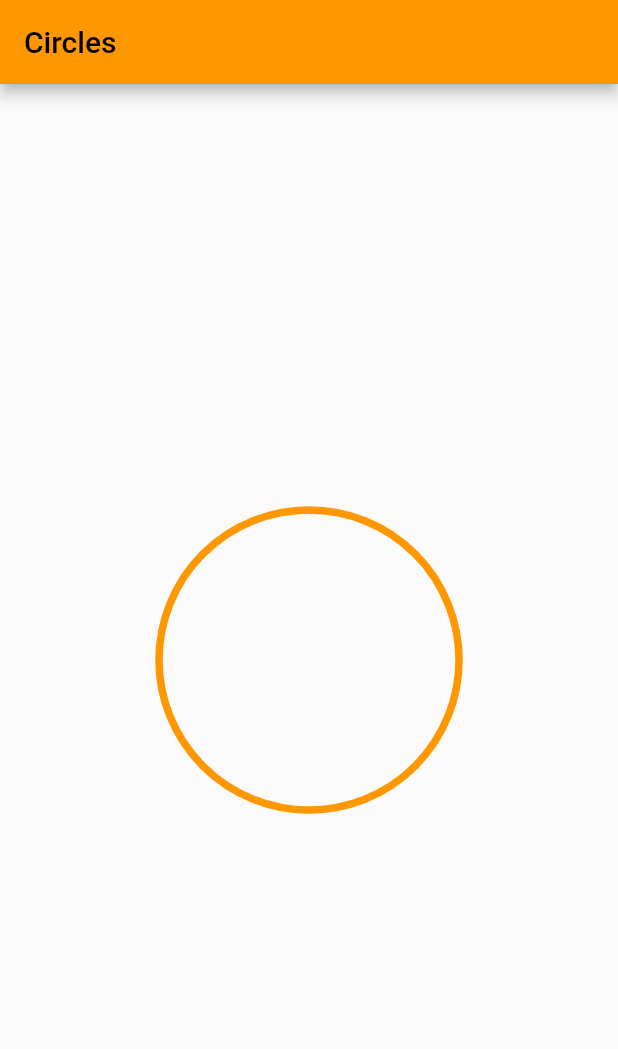
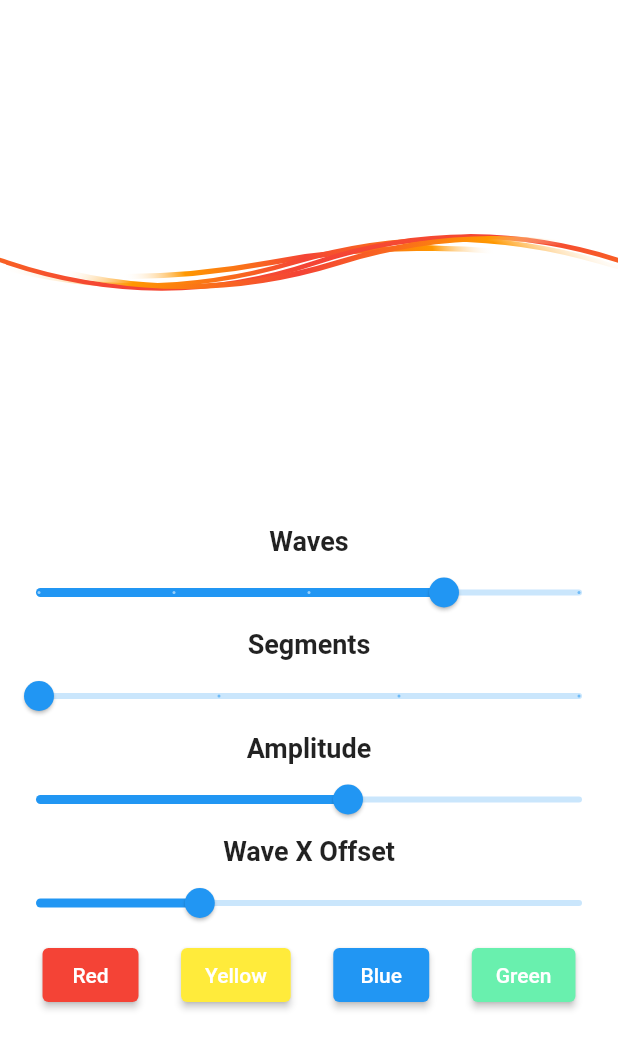
Before and after one commit to marco906/FloatingWaves, a Flutter app: the screen it shows after launch, on a phone screen of 412 x 824 dp. Shown: the top 1049 px of the screen. Run offline on Flutter 3.47's test engine with Material 2 defaults, Android fonts, the phone set to English and light mode, and no system bars.

```diff
--- /dev/null
+++ b/lib/WavePainter.dart
@@ -0,0 +1,94 @@
+import 'package:flutter/material.dart';
+import 'dart:math';
+
+// Custom Painter Class
+class WavePinter extends CustomPainter {
+  final double time;
+  final double waves;
+  final double segments;
+  final double amplitude;
+  final double waveHorOffset;
+  final Color primColor;
+  final Color secColor;
+
+  WavePinter(
+      {required this.time,
+      required this.waves,
+      required this.segments,
+      required this.amplitude,
+      required this.waveHorOffset,
+      required this.primColor,
+      required this.secColor});
+  @override
+  void paint(Canvas canvas, Size size) {
+    var path = Path();
+    // Additional Parameters
+    const amplitudeVariation = 0.12;
+    const waveVertOffset = 0.0;
+    const waveBaseThickness = 4.0;
+
+    final segmentWidth = size.width / segments;
+    final baseLine = size.height * 0.5;
+    final xShift = size.width * time;
+    final xShift2 = size.width * 1 - time;
+
+    // Draw single wave
+    void drawWave(double amplitude, double horShift, double baseShift, double timeShift) {
+      var wavePath = Path();
+      final ampltudeScale = sin(time * 2 * pi + timeShift * pi);
+      final waveBaseline = baseLine + baseShift;
+
+      void addBezierLine(double start, double widthFraction, double offset, int direction) {
+        wavePath.quadraticBezierTo(start + segmentWidth * (widthFraction + offset), waveBaseline + amplitude * ampltudeScale * direction,
+            start + segmentWidth * (2 * widthFraction + offset), waveBaseline);
+      }
+
+      // Add Bezier points for segments
+      for (var x = 1; x <= segments; x++) {
+        final startPoint = (x - 1) * segmentWidth;
+        wavePath.moveTo(startPoint, waveBaseline);
+        addBezierLine(startPoint, 0.25, 0, 1);
+        addBezierLine(startPoint, 0.25, 0.5, -1);
+      }
+
+      // x shift path over time
+      path.addPath(wavePath, Offset(horShift, 0));
+      path.addPath(wavePath, Offset(-(size.width - horShift), 0));
+    }
+
+    // Draw all waves
+    for (var w = 0; w < waves; w++) {
+      final variation = 1 - (w * amplitudeVariation);
+      drawWave(amplitude * variation, w * waveHorOffset, w * waveVertOffset, variation);
+      path = path.shift(Offset(xShift, 0));
+      path.addPath(path, Offset(-xShift2, 0));
+
+      // Create the paint and draw
+      final paint = createPaint(primColor, secColor, waveBaseThickness, size, variation);
+      canvas.drawPath(path, paint);
+
+      // reset path
+      path = Path();
+    }
+  }
+
+  Paint createPaint(Color primaryColor, Color secondaryColor, double baseStroke, Size size, double variation) {
+    final clear = Colors.white.withOpacity(0);
+    final strokeVariation = sin((time + variation) * 2 * pi) * baseStroke * 0.3;
+    var paint = Paint()
+      ..strokeWidth = baseStroke + strokeVariation
+      ..style = PaintingStyle.stroke
+      ..isAntiAlias = true
+      ..shader = LinearGradient(
+              colors: [clear, secondaryColor, primaryColor, secondaryColor, clear],
+              stops: const [0.2, 0.3, 0.5, 0.7, 0.8],
+              transform: GradientRotation(time * pi + 2 * (variation + 1) * pi))
+          .createShader(Rect.fromCircle(center: Offset(size.width / 2, size.height / 2), radius: size.width / 2));
+    return paint;
+  }
+
+  @override
+  bool shouldRepaint(covariant WavePinter oldDelegate) {
+    return oldDelegate.time != time;
+  }
+}
--- a/lib/main.dart
+++ b/lib/main.dart
@@ -1,4 +1,5 @@
 import 'package:flutter/material.dart';
+import 'WavePainter.dart';
 
 void main() => runApp(MyApp());
 
@@ -8,49 +9,182 @@ class MyApp extends StatelessWidget {
     return MaterialApp(
       title: 'Flutter Custom Painter',
       theme: ThemeData(
-        primarySwatch: Colors.orange,
+        primarySwatch: Colors.blue,
       ),
-      home: MyPainter(),
+      home: const WaveDemo(),
     );
   }
 }
 
-class MyPainter extends StatelessWidget {
+class WaveDemo extends StatefulWidget {
+  const WaveDemo({Key? key}) : super(key: key);
+
+  @override
+  State<WaveDemo> createState() => _WaveDemoState();
+}
+
+class _WaveDemoState extends State<WaveDemo> with SingleTickerProviderStateMixin {
+  // init values
+  double time = 0.0;
+  double waves = 4;
+  double segments = 1;
+  double amplitude = 50;
+  double waveHorOffset = 15;
+  Color primColor = Colors.red;
+  Color secColor = Colors.orange;
+  final period = 1.0;
+  final duration = 4000;
+  late Animation<double> _animation;
+  late AnimationController controller;
+
+  @override
+  void initState() {
+    super.initState();
+    controller = AnimationController(duration: Duration(milliseconds: duration), vsync: this);
+    controller.forward();
+    controller.addStatusListener((status) {
+      setAnimationForStatus(status);
+    });
+  }
+
   @override
   Widget build(BuildContext context) {
+    _animation = Tween(begin: 0.0, end: period).animate(controller)
+      ..addListener(() {
+        setState(() {
+          time = _animation.value;
+        });
+      });
+
     return Scaffold(
-      appBar: AppBar(
-        title: const Text('Circles'),
-      ),
-      body: CustomPaint(
-        painter: ShapePainter(),
-        child: Container(),
+      backgroundColor: Colors.white,
+      body: Column(
+        children: [
+          CustomPaint(
+            size: const Size(double.infinity, 350),
+            painter: WavePinter(
+                time: time,
+                waves: waves,
+                segments: segments,
+                amplitude: amplitude,
+                waveHorOffset: waveHorOffset,
+                primColor: primColor,
+                secColor: secColor),
+          ),
+
+          // Controls for the parameters
+          Column(
+            children: [
+              const Text('Waves', style: TextStyle(fontSize: 18, fontWeight: FontWeight.bold)),
+              Slider(
+                  value: waves,
+                  min: 1,
+                  max: 5,
+                  divisions: 4,
+                  label: waves.toInt().toString(),
+                  onChanged: (double value) {
+                    setState(() {
+                      waves = value;
+                    });
+                  }),
+              const Text('Segments', style: TextStyle(fontSize: 18, fontWeight: FontWeight.bold)),
+              Slider(
+                  value: segments,
+                  min: 1,
+                  max: 4,
+                  divisions: 3,
+                  label: segments.toInt().toString(),
+                  onChanged: (double value) {
+                    setState(() {
+                      segments = value;
+                    });
+                  }),
+              const Text('Amplitude', style: TextStyle(fontSize: 18, fontWeight: FontWeight.bold)),
+              Slider(
+                  value: amplitude,
+                  min: 10,
+                  max: 80,
+                  //divisions: 7,
+                  //label: amplitude.toInt().toString(),
+                  onChanged: (double value) {
+                    setState(() {
+                      amplitude = value;
+                    });
+                  }),
+              const Text('Wave X Offset', style: TextStyle(fontSize: 18, fontWeight: FontWeight.bold)),
+              Slider(
+                  value: waveHorOffset,
+                  min: 0,
+                  max: 50,
+                  onChanged: (double value) {
+                    setState(() {
+                      waveHorOffset = value;
+                    });
+                  }),
+              Row(
+                mainAxisAlignment: MainAxisAlignment.spaceEvenly,
+                children: [
+                  ElevatedButton(
+                      style: ElevatedButton.styleFrom(primary: Colors.red),
+                      child: const Text('Red'),
+                      onPressed: () {
+                        setState(() {
+                          primColor = Colors.red;
+                          secColor = Colors.orange;
+                        });
+                      }),
+                  ElevatedButton(
+                      style: ElevatedButton.styleFrom(primary: Colors.yellow),
+                      child: const Text('Yellow'),
+                      onPressed: () {
+                        setState(() {
+                          primColor = Colors.yellow;
+                          secColor = Colors.yellowAccent.shade100;
+                        });
+                      }),
+                  ElevatedButton(
+                      style: ElevatedButton.styleFrom(primary: Colors.blue),
+                      child: const Text('Blue'),
+                      onPressed: () {
+                        setState(() {
+                          primColor = Colors.blue;
+                          secColor = Colors.lightBlueAccent;
+                        });
+                      }),
+                  ElevatedButton(
+                      style: ElevatedButton.styleFrom(primary: Colors.greenAccent),
+                      child: const Text('Green'),
+                      onPressed: () {
+                        setState(() {
+                          primColor = Colors.greenAccent.shade400;
+                          secColor = Colors.greenAccent;
+                        });
+                      }),
+                ],
+              )
+            ],
+          )
+        ],
       ),
     );
   }
-}
 
-// FOR PAINTING CIRCLES
-class ShapePainter extends CustomPainter {
   @override
-  void paint(Canvas canvas, Size size) {
-    var paint = Paint()
-      ..color = Colors.orange
-      ..strokeWidth = 5
-      ..style = PaintingStyle.stroke
-      ..strokeCap = StrokeCap.round;
-
-    var path = Path();
-
-    path.addOval(Rect.fromCircle(
-      center: Offset(size.width / 2, size.height / 2),
-      radius: 100,
-    ));
-    canvas.drawPath(path, paint);
+  void dispose() {
+    controller.dispose();
+    super.dispose();
   }
 
-  @override
-  bool shouldRepaint(CustomPainter oldDelegate) {
-    return false;
+  void setAnimationForStatus(AnimationStatus status) {
+    switch (status) {
+      case AnimationStatus.completed:
+        controller.reset();
+        break;
+      case AnimationStatus.dismissed:
+        controller.forward();
+        break;
+      default:
+        break;
+    }
   }
 }
```
